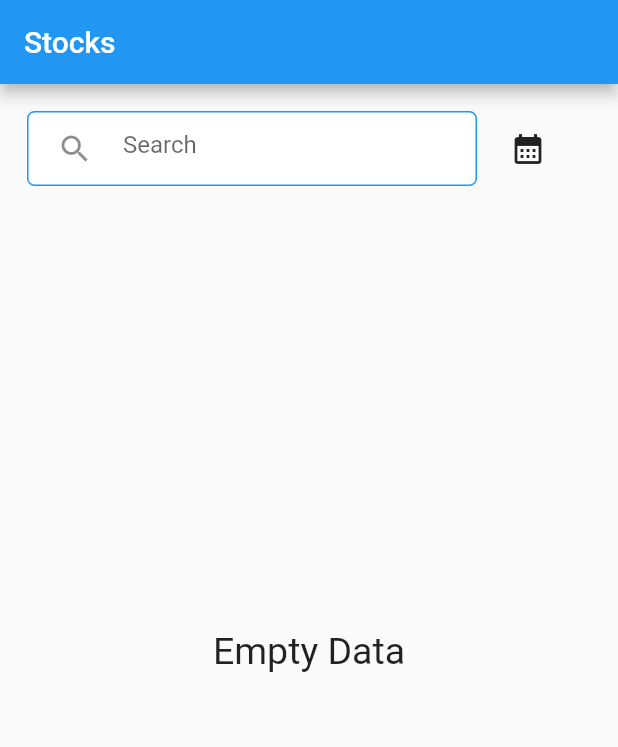
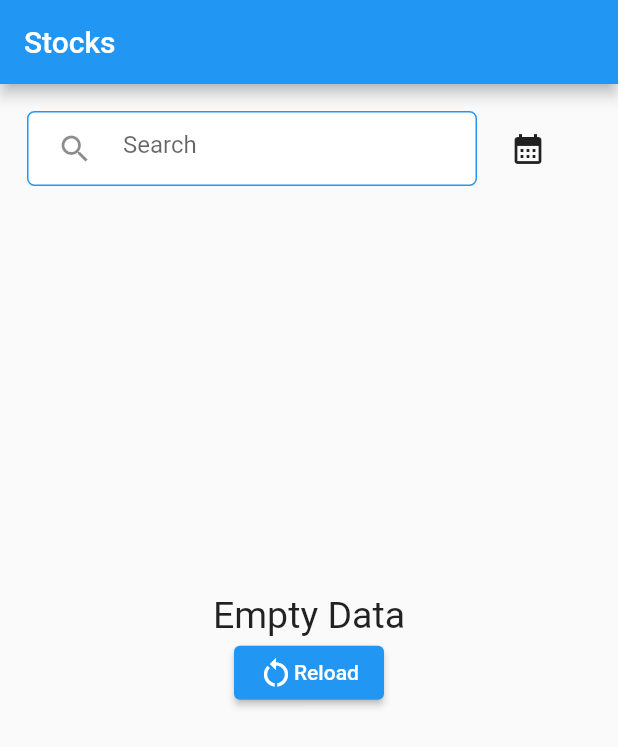
Before and after one commit to oyeniyiridwan/stock_market, a Flutter app: the screen it shows after launch, on a phone screen of 412 x 824 dp. Shown: the top 747 px of the screen. Run offline on Flutter 3.47's test engine with Material 2 defaults, Android fonts, the phone set to English and light mode, and no system bars; our stand-ins replace fluttertoast, get_it; missing offline and left inert: connectivity_wrapper.

Commit message:
technical assessment

```diff
--- a/lib/my_home_page.dart
+++ b/lib/my_home_page.dart
@@ -1,4 +1,5 @@
 import 'package:flutter/material.dart';
+import 'package:get_it/get_it.dart';
 import 'package:intl/intl.dart';
 import 'package:provider/provider.dart';
 import 'package:stock/service/stock_provider.dart';
@@ -13,35 +14,37 @@ class MyHomePage extends StatefulWidget {
 }
 
 class _MyHomePageState extends State<MyHomePage> {
-  DateTime selectedDate = DateTime.now();
-
-  bool isInit = true;
+  StockProvider stock = GetIt.instance.get<StockProvider>();
  bool isLoading = false;
   @override
-  @override
-  void initState() {
-    if (isInit) {
-      setState(() {
-        isLoading = true;
-      });
-      Provider.of<StockProvider>(context, listen: false)
-          .getStock()
-          .then((value) {
-        setState(() {
-          isLoading = false;
-        });
-      });
-    }
-    setState(() {
-      isInit = false;
-    });
-    super.initState();
-  }
+  // void initState() {
+  //   if (isInit) {
+  //     setState(() {
+  //       isLoading = true;
+  //     });
+  //     stock
+  //         .getStock()
+  //         .then((value) {
+  //       setState(() {
+  //         isLoading = false;
+  //       });
+  //     });
+  //   }
+  //   setState(() {
+  //     isInit = false;
+  //   });
+  //   super.initState();
+  // }
 
   @override
   Widget build(BuildContext context) {
-    final data = Provider.of<StockProvider>(context, listen: true);
-    return Scaffold(
+    return
+      // MultiProvider(
+      // providers: [
+      //   ChangeNotifierProvider.value(value: stock),
+      // ],
+      // child:
+      Scaffold(
         resizeToAvoidBottomInset: false,
         appBar: AppBar(
           // Here we take the value from the MyHomePage object that was created by
@@ -56,7 +59,9 @@ class _MyHomePageState extends State<MyHomePage> {
                 padding: const EdgeInsets.all(8.0),
                 child: LayoutBuilder(builder: (context, constraint) {
                   return SingleChildScrollView(
-                  child: Column(
+                    child: Consumer<StockProvider>(
+                      builder: (context, stock, child) {
+                        return Column(
                           children: [
                             Row(
                               children: [
@@ -70,7 +75,7 @@ class _MyHomePageState extends State<MyHomePage> {
                                     ),
                                     child: TextFormField(
                                       onChanged: (value) {
-                                  data.search(value);
+                                        stock.search(value);
                                       },
                                       keyboardType: TextInputType.text,
                                       decoration: InputDecoration(
@@ -116,27 +121,28 @@ class _MyHomePageState extends State<MyHomePage> {
                                     onPressed: () async {
                                       final DateTime? picked = await showDatePicker(
                                           context: context,
-                                    initialDate: DateTime.parse(data.date),
+                                          initialDate: DateTime.parse(stock.date),
                                           firstDate: DateTime.now()
                                               .subtract(const Duration(days: 140)),
                                           lastDate: DateTime.now());
                                       if (picked != null &&
-                                    picked != DateTime.parse(data.date)) {
-                                  data.pickedDate(
+                                          picked != DateTime.parse(stock.date)) {
+                                        stock.pickedDate(
                                             DateFormat('yyyy-MM-dd').format(picked));
                                       }
                                     },
                                     icon: const Icon(Icons.calendar_month_sharp)),
                               ],
                             ),
-                      isLoading
-                          ? const Padding(
-                              padding: EdgeInsets.all(8.0),
-                              child: Center(
-                                child: CircularProgressIndicator(),
-                              ),
-                            )
-                          : data.data.isNotEmpty
+                            // isLoading
+                            //     ? const Padding(
+                            //         padding: EdgeInsets.all(8.0),
+                            //         child: Center(
+                            //           child: CircularProgressIndicator(),
+                            //         ),
+                            //       )
+                            //     :
+                            stock.data.isNotEmpty
                                     ? Column(
                                         children: [
                                           Row(
@@ -195,20 +201,20 @@ class _MyHomePageState extends State<MyHomePage> {
                                             height: 600,
                                             child: ListView.builder(
                                               itemBuilder: (context, index) {
-                                          String change = ((double.parse(data
+                                                String change = ((double.parse(stock
                                                                 .data[index]
                                                                 .data!
                                                                 .eod!
                                                                 .close
                                                                 .toString()) -
-                                                      double.parse(data
+                                                            double.parse(stock
                                                                 .data[index]
                                                                 .data!
                                                                 .eod!
                                                                 .open
                                                                 .toString())) *
                                                         100 /
-                                                  double.parse(data.data[index]
+                                                        double.parse(stock.data[index]
                                                             .data!.eod!.close
                                                             .toString()))
                                                     .toStringAsPrecision(3);
@@ -223,7 +229,7 @@ class _MyHomePageState extends State<MyHomePage> {
                                                           height: 50,
                                                           child: Center(
                                                               child: Text(
-                                                      data.data[index].data!
+                                                            stock.data[index].data!
                                                                 .name
                                                                 .toString(),
                                                             maxLines: 2,
@@ -235,7 +241,7 @@ class _MyHomePageState extends State<MyHomePage> {
                                                         width:
                                                             constraint.maxWidth / 6,
                                                         child: Center(
-                                                      child: Text(data
+                                                            child: Text(stock
                                                                 .data[index]
                                                                 .data!
                                                                 .eod!
@@ -245,7 +251,7 @@ class _MyHomePageState extends State<MyHomePage> {
                                                         width:
                                                             constraint.maxWidth / 6,
                                                         child: Center(
-                                                      child: Text(data
+                                                            child: Text(stock
                                                                 .data[index]
                                                                 .data!
                                                                 .eod!
@@ -255,7 +261,7 @@ class _MyHomePageState extends State<MyHomePage> {
                                                         width:
                                                             constraint.maxWidth / 6,
                                                         child: Center(
-                                                      child: Text(data
+                                                            child: Text(stock
                                                                 .data[index]
                                                                 .data!
                                                                 .eod!
@@ -277,26 +283,54 @@ class _MyHomePageState extends State<MyHomePage> {
                                                     SizedBox(
                                                       width: constraint.maxWidth / 6,
                                                       child: Center(
-                                                    child: Text(data.data[index]
+                                                          child: Text(stock.data[index]
                                                               .data!.eod!.close
                                                               .toString())),
                                                     )
                                                   ],
                                                 );
                                               },
-                                        itemCount: data.data.length,
+                                              itemCount: stock.data.length,
                                             ),
                                           ),
                                         ],
                                       )
-                              : const SizedBox(
+                                    :  SizedBox(
                                         height: 600,
-                                  child: Center(
-                                      child: Text(
+                                        child: Column(
+                                          mainAxisAlignment: MainAxisAlignment.center,
+                                          crossAxisAlignment: CrossAxisAlignment.center,
+                                          children: [
+                                            !isLoading?Column(
+                                              children: [
+                                                const Text(
                                           'Empty Data',
                                           style: TextStyle(fontSize: 25),
-                                  ))),
+                                        ),
+                                                SizedBox(
+                                                  width: 100,
+                                                  child: ElevatedButton(onPressed: ()async{
+                                                    isLoading = true;
+                                                    stock.getStock().then((value) => isLoading = false);
+                                                  }, child:
+                                                  Row(
+                                                    children: const [
+                                                      Icon(Icons.restart_alt)
+                                                      ,Text('Reload')
                                                     ],
+
+                        )),
+                                                ),
+                                              ],
+                                            ):
+                                                const Center(
+                                                  child: CircularProgressIndicator(),
+                                                )
+                                          ],
+                                        )),
+                          ],
+                        );
+                      }
                     ),
                   );
                 }),
@@ -304,6 +338,7 @@ class _MyHomePageState extends State<MyHomePage> {
             ],
           ),
         ), // This trailing comma makes auto-formatting nicer for build methods.
+      // ),
     );
   }
 }
--- /dev/null
+++ b/lib/service/service_locator.dart
@@ -0,0 +1,6 @@
+import 'package:get_it/get_it.dart';
+import 'package:stock/service/stock_provider.dart';
+final GetIt getIt = GetIt.instance;
+void setup(){
+  getIt.registerLazySingleton(() => StockProvider());
+}
--- a/pubspec.yaml
+++ b/pubspec.yaml
@@ -41,6 +41,7 @@ dependencies:
   intl:
   fluttertoast:
   connectivity_wrapper: ^1.1.1
+  get_it:
 
 dev_dependencies:
   flutter_test:
```
Also changed, not shown: lib/main.dart (+13 -6 lines), lib/service/stock_provider.dart (+4 -8 lines), pubspec.lock. Lines whose indentation alone changed are shown as unchanged.
